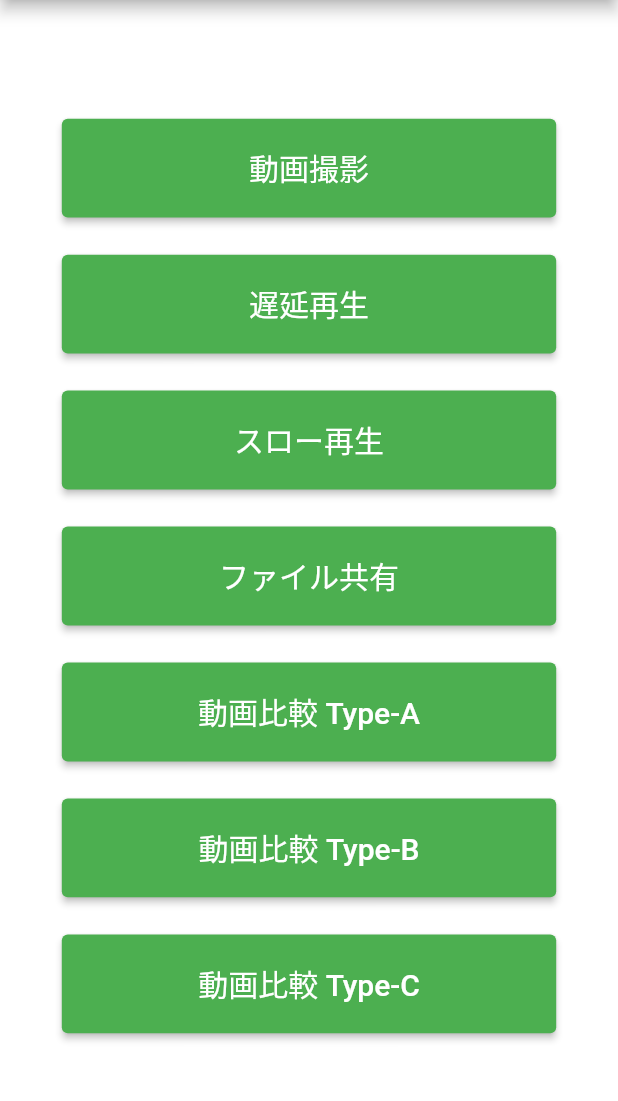
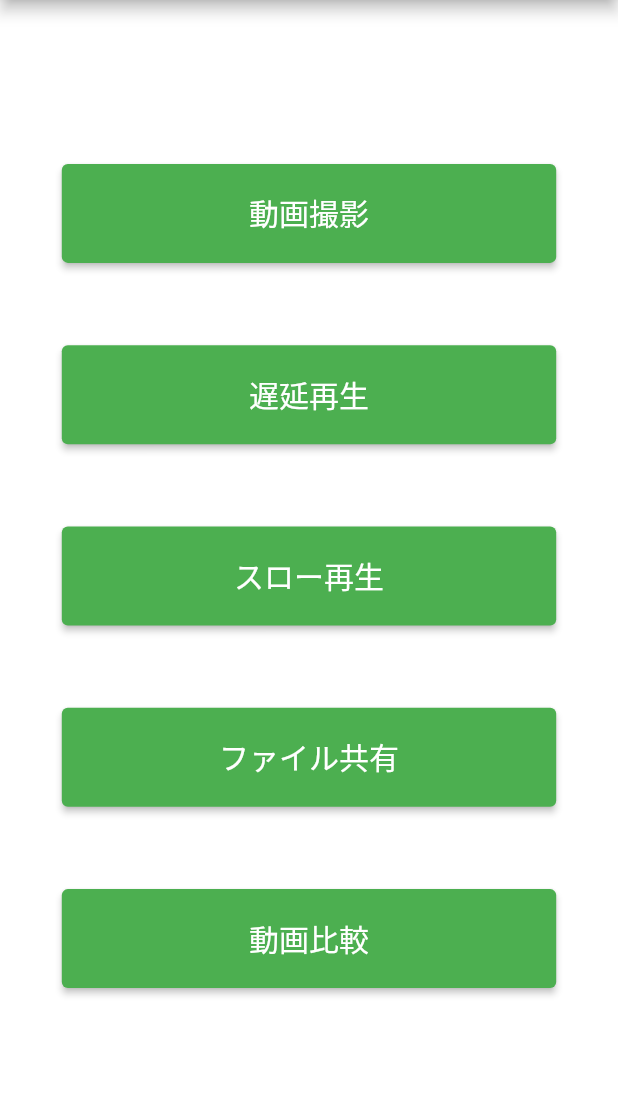
Before and after one commit to KokiWakatsuki/sporty, a Flutter app: the screen it shows after launch, on a phone screen of 412 x 824 dp, the part 84-1185 px from its top. Run offline on Flutter 3.47's test engine with Material 2 defaults, Android fonts, the phone set to English and light mode, and no system bars; our stand-ins replace camera, chewie, flutter_cache_manager, gallery_saver, image_gallery_saver, image_picker and 2 more.

Commit message:
動画比較を別でメニュー作った 自宅PC

```diff
--- a/lib/main.dart
+++ b/lib/main.dart
@@ -14,6 +14,7 @@ import 'package:sporty/view/p2p.dart';
 import 'package:sporty/view/comparison.dart';
 import 'package:sporty/view/comparison2.dart';
 import 'package:sporty/view/comparison3.dart';
+import 'package:sporty/view/comparison_menu.dart';
 import 'package:sporty/view/delay_menu.dart';
 import 'view_model/video_recorder_screen.dart';
 
@@ -63,6 +64,7 @@ class App extends StatelessWidget {
         '/comparison': (context) => Comparison(camera: camera),
         '/comparison2': (context) => Comparison2(camera: camera),
         '/comparison3': (context) => Comparison3(camera: camera),
+        '/comparison_menu': (context) => const ComparisonMenu(),
       },
     );
   }
--- a/lib/view/menu.dart
+++ b/lib/view/menu.dart
@@ -26,6 +26,10 @@ class Menu extends StatelessWidget {
 
   goP2P(BuildContext context) {
     Navigator.pushNamed(context, '/p2p');
+  }
+
+  goComparisonMenu(BuildContext context) {
+    Navigator.pushNamed(context, '/comparison_menu');
   }
 
   goComparison(BuildContext context) {
@@ -132,6 +136,23 @@ class Menu extends StatelessWidget {
       ),
     );
 
+    final goComparisonMenuButton = ElevatedButton(
+      onPressed: () => goComparisonMenu(context),
+      style: ElevatedButton.styleFrom(
+        backgroundColor: Colors.green,
+        fixedSize: Size(
+          MediaQuery.of(context).size.width * _width,
+          MediaQuery.of(context).size.height * _height,
+        ),
+      ),
+      child: const Text(
+        '動画比較',
+        style: TextStyle(
+          fontSize: 20,
+        ),
+      ),
+    );
+
     final goComparisonButton = ElevatedButton(
       onPressed: () => goComparison(context),
       style: ElevatedButton.styleFrom(
@@ -197,9 +218,7 @@ class Menu extends StatelessWidget {
             goDelayMenuButton,
             goSlowButton,
             goP2PButton,
-            goComparisonButton,
-            goComparison2Button,
-            goComparison3Button,
+            goComparisonMenuButton,
           ],
         ),
       )),
```
Also changed, not shown: lib/view/comparison_menu.dart (added, +98 -0 lines).
